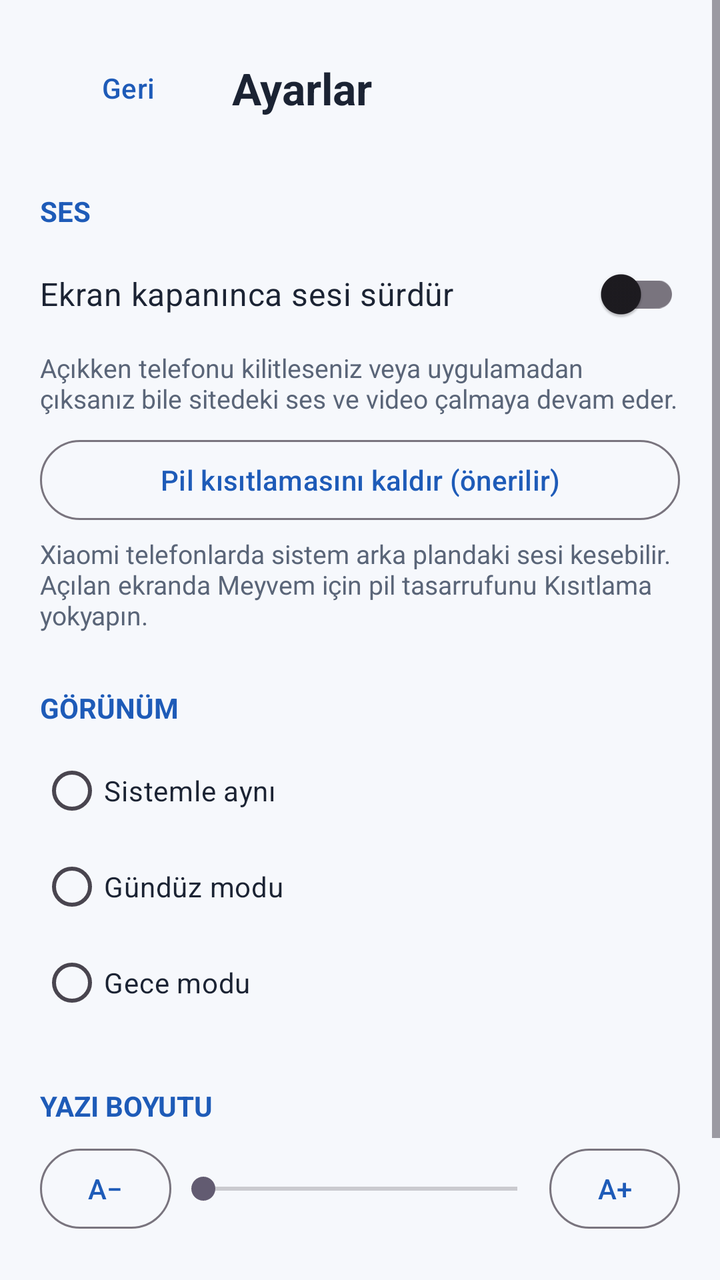
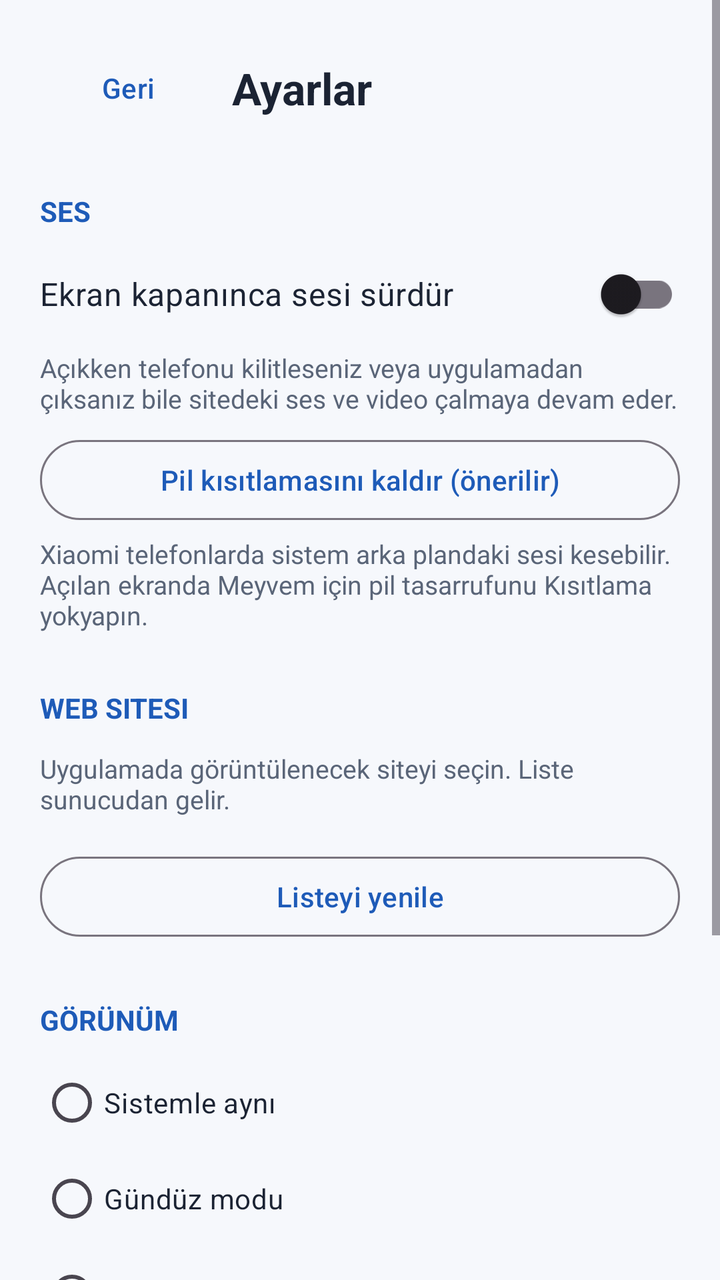

Two renders of the same Android screen: before a commit and after it. Below are the layout's source before the change and the commit's diff.
<!-- AndroidManifest.xml: application theme Theme.SCJ -->
<!-- res/layout/activity_settings.xml -->
<?xml version="1.0" encoding="utf-8"?>
<ScrollView xmlns:android="http://schemas.android.com/apk/res/android"
    android:layout_width="match_parent"
    android:layout_height="match_parent"
    android:background="@color/background"
    android:fillViewport="true">

    <LinearLayout
        android:layout_width="match_parent"
        android:layout_height="wrap_content"
        android:orientation="vertical"
        android:padding="20dp">

        
        <LinearLayout
            android:layout_width="match_parent"
            android:layout_height="wrap_content"
            android:gravity="center_vertical"
            android:orientation="horizontal">

            <Button
                android:id="@+id/backButton"
                style="@style/Widget.Material3.Button.TextButton"
                android:layout_width="wrap_content"
                android:layout_height="wrap_content"
                android:text="@string/back" />

            <TextView
                android:layout_width="wrap_content"
                android:layout_height="wrap_content"
                android:layout_marginStart="8dp"
                android:text="@string/settings_title"
                android:textColor="@color/on_background"
                android:textSize="22sp"
                android:textStyle="bold" />
        </LinearLayout>

        
        <TextView
            style="@style/SettingsSection"
            android:text="@string/section_audio" />

        <com.google.android.material.switchmaterial.SwitchMaterial
            android:id="@+id/switchKeepAudio"
            android:layout_width="match_parent"
            android:layout_height="wrap_content"
            android:text="@string/keep_audio_title"
            android:textColor="@color/on_background"
            android:textSize="16sp" />

        <TextView
            style="@style/SettingsHint"
            android:text="@string/keep_audio_desc" />

        <Button
            android:id="@+id/batteryButton"
            style="@style/Widget.Material3.Button.OutlinedButton"
            android:layout_width="match_parent"
            android:layout_height="wrap_content"
            android:layout_marginTop="8dp"
            android:text="@string/battery_button" />

        <TextView
            style="@style/SettingsHint"
            android:text="@string/battery_hint" />

        
        <TextView
            style="@style/SettingsSection"
            android:text="@string/section_theme" />

        <RadioGroup
            android:id="@+id/themeGroup"
            android:layout_width="match_parent"
            android:layout_height="wrap_content"
            android:orientation="vertical">

            <RadioButton
                android:id="@+id/themeSystem"
                android:layout_width="match_parent"
                android:layout_height="wrap_content"
                android:text="@string/theme_system"
                android:textColor="@color/on_background" />

            <RadioButton
                android:id="@+id/themeLight"
                android:layout_width="match_parent"
                android:layout_height="wrap_content"
                android:text="@string/theme_light"
                android:textColor="@color/on_background" />

            <RadioButton
                android:id="@+id/themeDark"
                android:layout_width="match_parent"
                android:layout_height="wrap_content"
                android:text="@string/theme_dark"
                android:textColor="@color/on_background" />
        </RadioGroup>

        
        <TextView
            style="@style/SettingsSection"
            android:text="@string/section_font" />

        <LinearLayout
            android:layout_width="match_parent"
            android:layout_height="wrap_content"
            android:gravity="center_vertical"
            android:orientation="horizontal">

            <Button
                android:id="@+id/zoomMinus"
                style="@style/Widget.Material3.Button.OutlinedButton"
                android:layout_width="wrap_content"
                android:layout_height="wrap_content"
                android:minWidth="64dp"
                android:text="A−" />

            <SeekBar
                android:id="@+id/zoomSeek"
                android:layout_width="0dp"
                android:layout_height="wrap_content"
                android:layout_weight="1" />

            <Button
                android:id="@+id/zoomPlus"
                style="@style/Widget.Material3.Button.OutlinedButton"
                android:layout_width="wrap_content"
                android:layout_height="wrap_content"
                android:minWidth="64dp"
                android:text="A+" />
        </LinearLayout>

        <LinearLayout
            android:layout_width="match_parent"
            android:layout_height="wrap_content"
            android:layout_marginTop="4dp"
            android:gravity="center_vertical"
            android:orientation="horizontal">

            <TextView
                android:id="@+id/zoomLabel"
                android:layout_width="0dp"
                android:layout_height="wrap_content"
                android:layout_weight="1"
                android:text="%100"
                android:textColor="@color/on_background"
                android:textSize="16sp"
                android:textStyle="bold" />

            <Button
                android:id="@+id/zoomReset"
                style="@style/Widget.Material3.Button.TextButton"
                android:layout_width="wrap_content"
                android:layout_height="wrap_content"
                android:text="@string/font_reset" />
        </LinearLayout>

        <TextView
            android:id="@+id/zoomPreview"
            android:layout_width="match_parent"
            android:layout_height="wrap_content"
            android:layout_marginTop="8dp"
            android:text="@string/font_preview"
            android:textColor="@color/on_background"
            android:textSize="16sp" />
    </LinearLayout>
</ScrollView>
<!-- resources referenced by this layout -->
<resources>
  <color name="background">#F6F8FC</color>
  <color name="on_background">#1B2333</color>
  <string name="back">Geri</string>
  <string name="battery_button">Pil kısıtlamasını kaldır (önerilir)</string>
  <string name="battery_hint">Xiaomi telefonlarda sistem arka plandaki sesi kesebilir. Açılan ekranda Meyvem için pil tasarrufunu "Kısıtlama yok" yapın.</string>
  <string name="font_preview">Örnek yazı: Taze meyve, taze bilgi.</string>
  <string name="font_reset">Varsayılan</string>
  <string name="keep_audio_desc">Açıkken telefonu kilitleseniz veya uygulamadan çıksanız bile sitedeki ses ve video çalmaya devam eder.</string>
  <string name="keep_audio_title">Ekran kapanınca sesi sürdür</string>
  <string name="section_audio">Ses</string>
  <string name="section_font">Yazı boyutu</string>
  <string name="section_theme">Görünüm</string>
  <string name="settings_title">Ayarlar</string>
  <string name="theme_dark">Gece modu</string>
  <string name="theme_light">Gündüz modu</string>
  <string name="theme_system">Sistemle aynı</string>
  <style name="SettingsHint">
          <item name="android:layout_width">match_parent</item>
          <item name="android:layout_height">wrap_content</item>
          <item name="android:layout_marginTop">4dp</item>
          <item name="android:textColor">@color/on_background_muted</item>
          <item name="android:textSize">13sp</item>
      </style>
  <style name="SettingsSection">
          <item name="android:layout_width">match_parent</item>
          <item name="android:layout_height">wrap_content</item>
          <item name="android:layout_marginTop">28dp</item>
          <item name="android:layout_marginBottom">8dp</item>
          <item name="android:textColor">@color/accent_text</item>
          <item name="android:textSize">14sp</item>
          <item name="android:textStyle">bold</item>
          <item name="android:textAllCaps">true</item>
      </style>
  <style name="Theme.SCJ" parent="Theme.Material3.DayNight.NoActionBar">
          <item name="colorPrimary">@color/primary</item>
          <item name="colorPrimaryDark">@color/primary_dark</item>
          <item name="android:statusBarColor">@color/primary_dark</item>
          <item name="android:windowBackground">@color/background</item>
      </style>
  <color name="on_background_muted">#5A6578</color>
  <color name="accent_text">#1E5BB8</color>
  <color name="primary">#1E5BB8</color>
  <color name="primary_dark">#16448A</color>
</resources>

<!-- the commit's change to res/layout/activity_settings.xml (unified diff, before → after) -->
@@ -63,6 +63,35 @@
         <TextView
             style="@style/SettingsHint"
             android:text="@string/battery_hint" />
+
+        
+        <TextView
+            style="@style/SettingsSection"
+            android:text="@string/section_site" />
+
+        <TextView
+            style="@style/SettingsHint"
+            android:text="@string/site_hint" />
+
+        <RadioGroup
+            android:id="@+id/siteGroup"
+            android:layout_width="match_parent"
+            android:layout_height="wrap_content"
+            android:layout_marginTop="8dp"
+            android:orientation="vertical" />
+
+        <TextView
+            android:id="@+id/siteMessage"
+            style="@style/SettingsHint"
+            android:visibility="gone" />
+
+        <Button
+            android:id="@+id/siteRefresh"
+            style="@style/Widget.Material3.Button.OutlinedButton"
+            android:layout_width="match_parent"
+            android:layout_height="wrap_content"
+            android:layout_marginTop="8dp"
+            android:text="@string/site_refresh" />
 
         
         <TextView
<!-- resource entries referenced after the edit -->
@@ -11,8 +11,11 @@
   <string name="keep_audio_title">Ekran kapanınca sesi sürdür</string>
   <string name="section_audio">Ses</string>
   <string name="section_font">Yazı boyutu</string>
+  <string name="section_site">Web sitesi</string>
   <string name="section_theme">Görünüm</string>
   <string name="settings_title">Ayarlar</string>
+  <string name="site_hint">Uygulamada görüntülenecek siteyi seçin. Liste sunucudan gelir.</string>
+  <string name="site_refresh">Listeyi yenile</string>
   <string name="theme_dark">Gece modu</string>
   <string name="theme_light">Gündüz modu</string>
   <string name="theme_system">Sistemle aynı</string>
